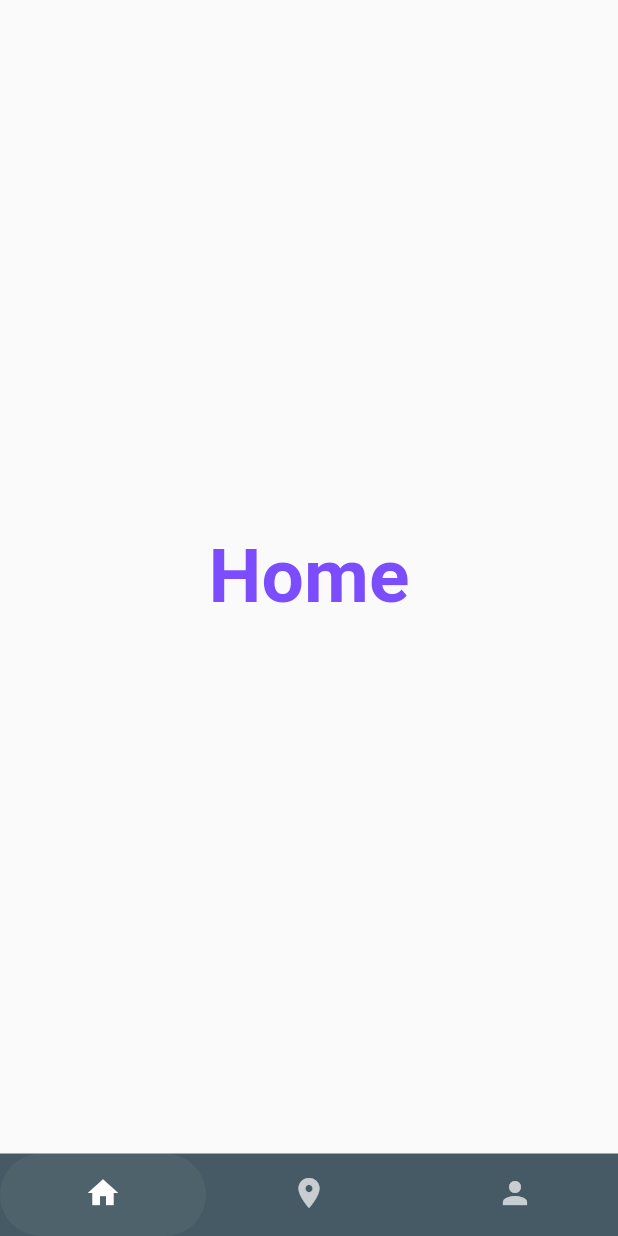
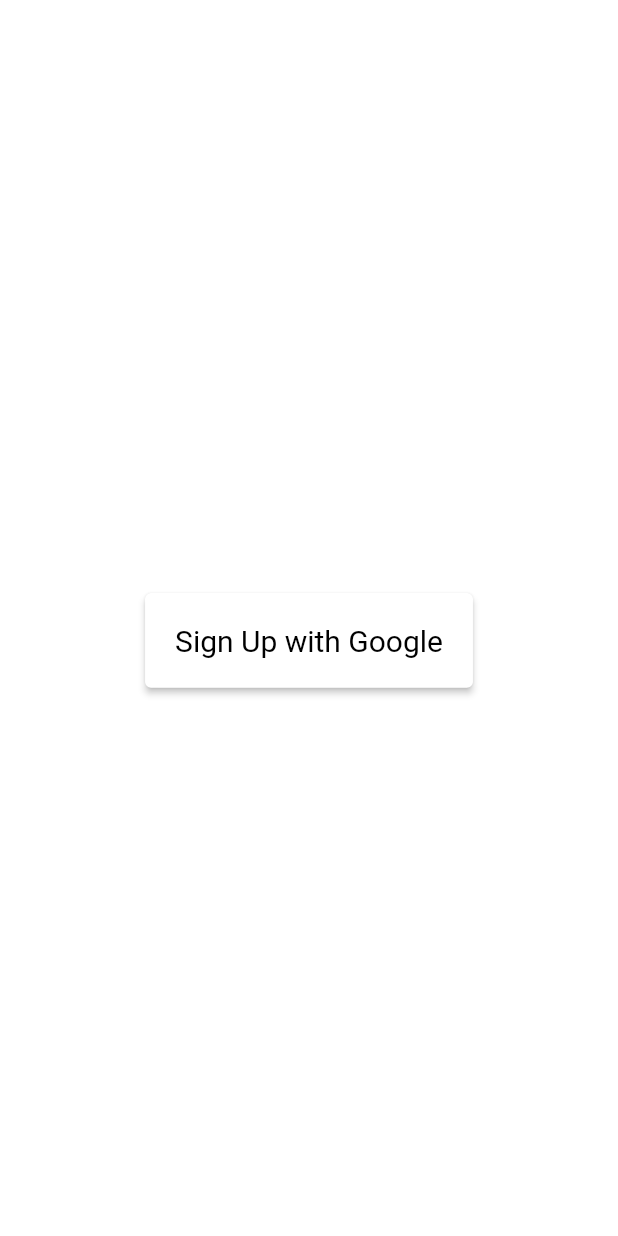
Before and after one commit to admondtamang/nepse_simulation, a Flutter app: the screen it shows after launch, on a phone screen of 412 x 824 dp. Run offline on Flutter 3.47's test engine with Material 2 defaults, Android fonts, the phone set to English and light mode, and no system bars; our stand-ins replace firebase_auth, firebase_core, google_sign_in; accounts and stored records are empty.

Commit message:
sigin sucess only in android

```diff
--- a/lib/main.dart
+++ b/lib/main.dart
@@ -1,8 +1,11 @@
 import 'package:flutter/material.dart';
+import 'package:nepe_app/provider/google_sign_in.dart';
+import 'package:nepe_app/screens/Login/LoginPage.dart';
 import 'package:nepe_app/utils/constants.dart';
 import 'package:nepe_app/screens/Home/HomeScreen.dart';
 import 'package:nepe_app/screens/Navigation/BottomNav.dart';
 import 'package:firebase_core/firebase_core.dart';
+import 'package:provider/provider.dart';
 
 void main() async {
   WidgetsFlutterBinding.ensureInitialized();
@@ -12,17 +15,31 @@
 }
 
 class MyApp extends StatelessWidget {
-  // This widget is the root of your application.
+  // This widget is the root of your application .
+  // @override
+  // Widget build(BuildContext context) {
+  //   return MaterialApp(
+  //     // debugShowCheckedModeBanner: false,
+  //     title: 'Nepse Simulation',
+  //     theme: ThemeData(
+  //       textTheme: Theme.of(context).textTheme.apply(bodyColor: kTextColor),
+  //       visualDensity: VisualDensity.adaptivePlatformDensity,
+  //     ),
+  //     home: LoginPage(),
+  //   );
+  // }
+
   @override
-  Widget build(BuildContext context) {
-    return MaterialApp(
+  Widget build(BuildContext context) => ChangeNotifierProvider(
+        create: (context) => GoogleSignInProvider(),
+        child: MaterialApp(
           // debugShowCheckedModeBanner: false,
           title: 'Nepse Simulation',
           theme: ThemeData(
             textTheme: Theme.of(context).textTheme.apply(bodyColor: kTextColor),
             visualDensity: VisualDensity.adaptivePlatformDensity,
           ),
-      home: BottomNav(),
+          home: LoginPage(),
+        ),
       );
 }
-}
--- /dev/null
+++ b/lib/provider/google_sign_in.dart
@@ -0,0 +1,31 @@
+import 'package:flutter/material.dart';
+import 'package:firebase_auth/firebase_auth.dart';
+import 'package:google_sign_in/google_sign_in.dart';
+
+class GoogleSignInProvider extends ChangeNotifier {
+  final googleSignIn = GoogleSignIn();
+
+  GoogleSignInAccount? _user;
+
+  GoogleSignInAccount get user => _user!;
+
+// fires the google account selection box
+  Future googleLogin() async {
+    final googleUser = await googleSignIn.signIn();
+    //  making sure if the user have selected an account
+    if (googleUser == null) return;
+    _user = googleUser;
+    // calling the google user thet is selected
+    final googleAuth = await googleUser.authentication;
+    // assigning the credentials gathered to google auth oprovider
+    final credential = GoogleAuthProvider.credential(
+      accessToken: googleAuth.accessToken,
+      idToken: googleAuth.idToken,
+    );
+
+    // using the credentials to signin into firebase auth
+    await FirebaseAuth.instance.signInWithCredential(credential);
+    // updating the UI
+    notifyListeners();
+  }
+}
--- /dev/null
+++ b/lib/screens/Login/LoginPage.dart
@@ -0,0 +1,39 @@
+import 'package:flutter/material.dart';
+import 'package:nepe_app/provider/google_sign_in.dart';
+import 'package:provider/provider.dart';
+
+class LoginPage extends StatefulWidget {
+  const LoginPage({Key? key}) : super(key: key);
+
+  @override
+  State<LoginPage> createState() => _LoginPageState();
+}
+
+class _LoginPageState extends State<LoginPage> {
+  @override
+  Widget build(BuildContext context) {
+    final ButtonStyle style = ElevatedButton.styleFrom(
+        textStyle: const TextStyle(fontSize: 20),
+        primary: Colors.white,
+        onPrimary: Colors.black,
+        padding: EdgeInsets.all(20));
+
+    return Center(
+      child: Column(
+        mainAxisSize: MainAxisSize.min,
+        children: <Widget>[
+          const SizedBox(height: 30),
+          ElevatedButton(
+            style: style,
+            onPressed: () {
+              final provider =
+                  Provider.of<GoogleSignInProvider>(context, listen: false);
+              provider.googleLogin();
+            },
+            child: const Text('Sign Up with Google'),
+          ),
+        ],
+      ),
+    );
+  }
+}
```
Lines whose indentation alone changed are shown as unchanged.
